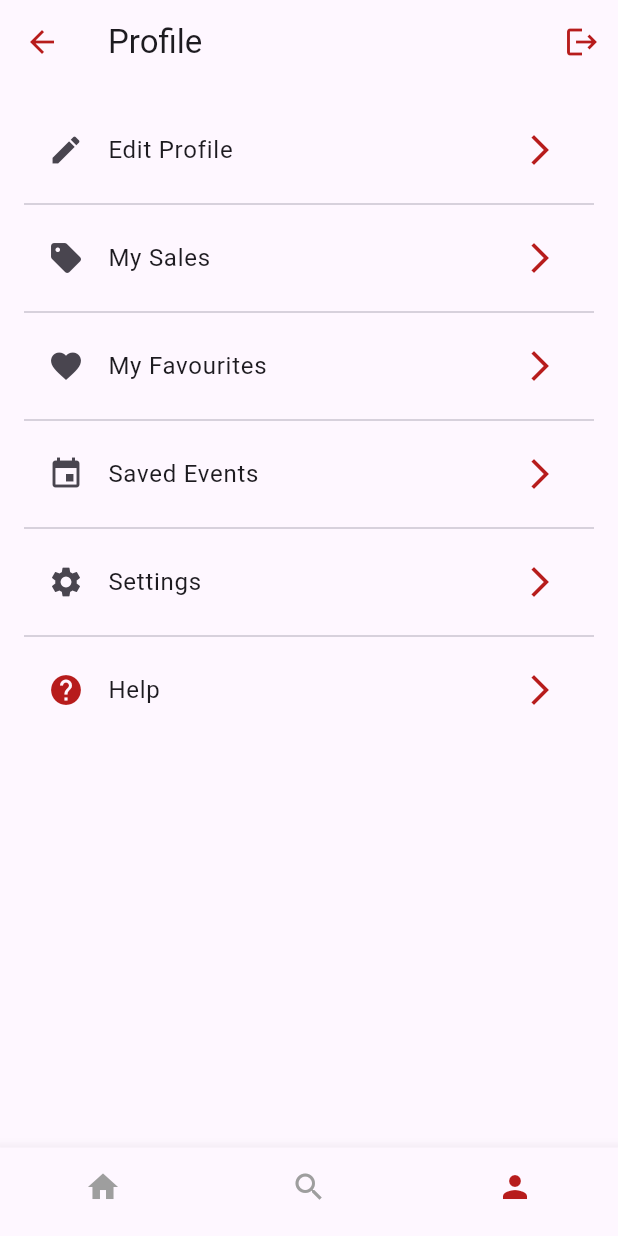
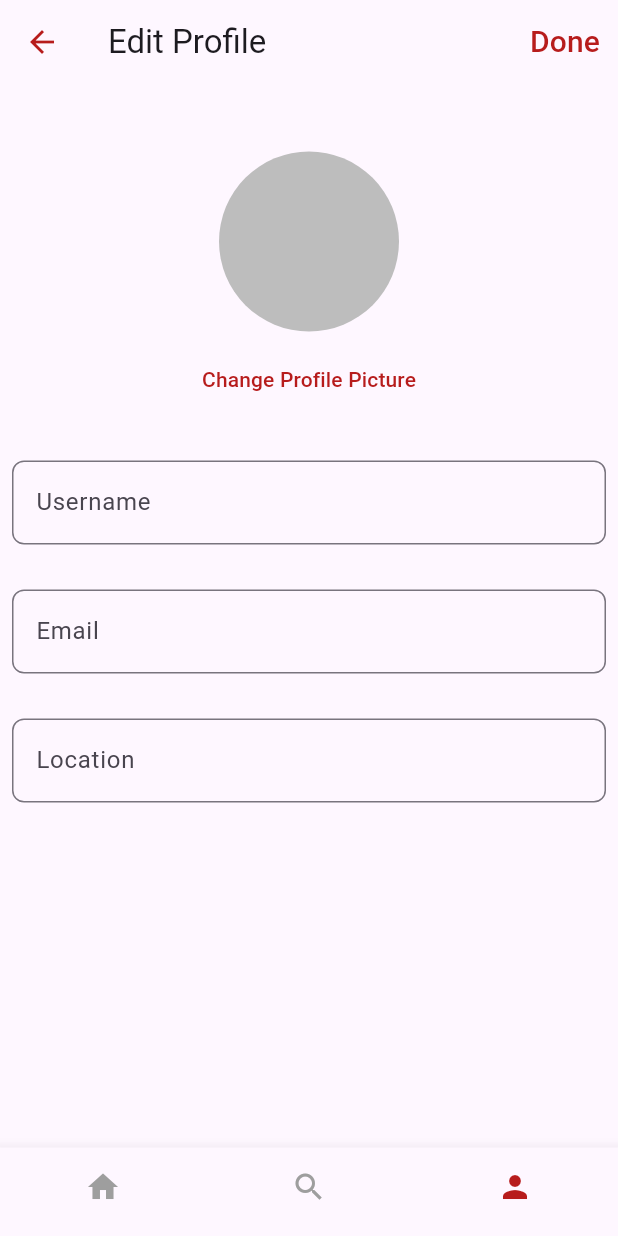
Before and after one commit to Erdal-Tanirkut/OUABootcampFlutter11, a Flutter app: the ExplorePage screen opened directly, item 3 of the bottom bar chosen, after a tap on the "menu" icon, after a tap on "Edit Profile", on a phone screen of 412 x 824 dp. Run offline on Flutter 3.47's test engine with Material 3 defaults, Android fonts, the phone set to English and light mode, and no system bars; our stand-ins replace carousel_slider, cloud_firestore, firebase_auth, firebase_core, firebase_storage, image_picker and 1 more; accounts and stored records are empty.

Commit message:
profile edit issues are handeled

```diff
--- a/lib/views/detail/detail_view.dart
+++ b/lib/views/detail/detail_view.dart
@@ -103,6 +103,7 @@
           userData.savedPostIds.add(widget.post.postId);
         }
         await FirebaseDao().updateUserData(userData);
+
         setState(() {
           isFavorite = !isFavorite;
         });
--- a/lib/views/profile/profile_viewmodel.dart
+++ b/lib/views/profile/profile_viewmodel.dart
@@ -13,28 +13,32 @@
 
   final FirebaseDao _firebaseDao = FirebaseDao();
 
-  Future<void> fetchUserProfile() async {
+  void fetchUserProfile() {
     User? user = FirebaseAuth.instance.currentUser;
     if (user != null) {
-      // Kullanıcı bilgilerini getir
-      DocumentSnapshot userDoc = await FirebaseFirestore.instance
+      FirebaseFirestore.instance
           .collection('users')
           .doc(user.uid)
-          .get();
-      Map<String, dynamic> userData =
-          userDoc.data() as Map<String, dynamic> ?? {};
-      _state.userName = userData.containsKey('username')
-          ? userData['username'] as String
-          : '';
-      _state.bio = userData.containsKey('bio') ? userData['bio'] as String : '';
-      notifyListeners();
+          .snapshots()
+          .listen((userDoc) {
+        Map<String, dynamic> userData =
+            userDoc.data() as Map<String, dynamic>? ?? {};
+        _state.userName = userData.containsKey('username')
+            ? userData['username'] as String
+            : '';
+        _state.bio =
+        userData.containsKey('bio') ? userData['bio'] as String : '';
+        _state.photoUrl = userData.containsKey('photoUrl')
+            ? userData['photoUrl'] as String
+            : '';
+        notifyListeners();
+      });
 
       // Kullanıcının gönderilerini getir
       _firebaseDao.readUserPosts(user.uid).listen((userPosts) {
         _state.userPosts = userPosts;
         _state.worksCount = userPosts.length;
         notifyListeners();
-        print(userPosts);
       });
     }
   }
--- /dev/null
+++ b/lib/views/profile_edit/profile_edit_state.dart
@@ -0,0 +1,13 @@
+class ProfileEditState {
+  String userName;
+  String email;
+  String location;
+  String photoUrl;
+
+  ProfileEditState({
+    this.userName = '',
+    this.email = '',
+    this.location = '',
+    this.photoUrl = '',
+  });
+}
--- /dev/null
+++ b/lib/views/profile_edit/profile_edit_view.dart
@@ -0,0 +1,109 @@
+import 'package:flutter/material.dart';
+import 'package:provider/provider.dart';
+import 'profile_edit_viewmodel.dart';
+import 'package:image_picker/image_picker.dart';
+import '../../core/constants/bottom_navigation_bar.dart';
+
+class ProfileEditPage extends StatefulWidget {
+  const ProfileEditPage({super.key});
+
+
+  @override
+  _ProfileEditPageState createState() => _ProfileEditPageState();
+}
+
+class _ProfileEditPageState extends State<ProfileEditPage> {
+  Map<String, dynamic> updatedFields = {};
+  final ImagePicker _picker = ImagePicker();
+
+  Future<void> _changeProfilePicture(ProfileEditViewModel viewModel) async {
+    final pickedFile = await _picker.pickImage(source: ImageSource.gallery);
+    if (pickedFile != null) {
+      viewModel.updatePhotoUrl(pickedFile.path);
+    }
+  }
+
+  @override
+  Widget build(BuildContext context) {
+    return Scaffold(
+      appBar: AppBar(
+        leading: IconButton(
+          icon: const Icon(Icons.arrow_back, color: Color(0xFFB71C1C)),
+          onPressed: () => Navigator.of(context).pop(),
+        ),
+        title: const Text('Edit Profile'),
+        actions: [
+          TextButton(
+            onPressed: () {
+              Provider.of<ProfileEditViewModel>(context, listen: false)
+                  .updateUserData();
+              Navigator.of(context).pop();
+            },
+            child: const Text('Done',
+                style: TextStyle(color: Color(0xFFB71C1C), fontSize: 20)),
+          )
+        ],
+        centerTitle: false,
+      ),
+      body: Consumer<ProfileEditViewModel>(
+        builder: (context, viewModel, child) => ListView(
+          padding: const EdgeInsets.all(8),
+          children: <Widget>[
+            Text(viewModel.state.userName,
+                style: const TextStyle(
+                  fontSize: 20,
+                  fontWeight: FontWeight.bold,
+                ),
+                textAlign: TextAlign.center),
+            const SizedBox(height: 8),
+            GestureDetector(
+              onTap: () => _changeProfilePicture(viewModel),
+              child: CircleAvatar(
+                radius: 60,
+                backgroundColor: Colors.grey.shade400,
+                backgroundImage: viewModel.state.photoUrl.isNotEmpty
+                    ? NetworkImage(viewModel.state.photoUrl) as ImageProvider
+                    : null,
+              ),
+            ),
+            const SizedBox(height: 8),
+            Center(
+                child: TextButton(
+                    onPressed: () => _changeProfilePicture(viewModel),
+                    child: const Text(
+                      "Change Profile Picture",
+                      style: TextStyle(color: Color(0xFFB71C1C)),
+                    ))),
+            const SizedBox(height: 30),
+            _buildTextField(viewModel.state.userName, 'Username',
+                onChanged: viewModel.updateUsername),
+            const SizedBox(height: 30),
+            _buildTextField(viewModel.state.email, 'Email',
+                onChanged: viewModel.updateEmail),
+            const SizedBox(height: 30),
+            _buildTextField(viewModel.state.location, 'Location',
+                onChanged: (value) => viewModel.state.location = value),
+          ],
+        ),
+      ),
+      bottomNavigationBar: CustomBottomNavigationBar(
+        currentIndex: 2,
+      ),
+    );
+  }
+
+  Widget _buildTextField(String initialValue, String labelText,
+      {required Function(String) onChanged, int maxLines = 1}) {
+    return TextFormField(
+      initialValue: initialValue,
+      maxLines: maxLines,
+      decoration: InputDecoration(
+        border: OutlineInputBorder(
+          borderRadius: BorderRadius.circular(8),
+        ),
+        labelText: labelText,
+      ),
+      onChanged: onChanged,
+    );
+  }
+}
--- /dev/null
+++ b/lib/views/profile_edit/profile_edit_viewmodel.dart
@@ -0,0 +1,89 @@
+import 'dart:io';
+import 'package:flutter/material.dart';
+import '../../models/image.dart';
+import 'profile_edit_state.dart';
+import 'package:firebase_auth/firebase_auth.dart';
+import 'package:cloud_firestore/cloud_firestore.dart';
+import 'package:firebase_storage/firebase_storage.dart';
+
+class ProfileEditViewModel extends ChangeNotifier {
+  final ProfileEditState _state = ProfileEditState();
+  ProfileEditState get state => _state;
+
+  void fetchUserData() async {
+    User? user = FirebaseAuth.instance.currentUser;
+    if (user != null) {
+      var userDoc = await FirebaseFirestore.instance
+          .collection('users')
+          .doc(user.uid)
+          .get();
+      _state.userName = userDoc.data()?['username'] ?? '';
+      _state.email = userDoc.data()?['email'] ?? '';
+      _state.location = userDoc.data()?['location'] ?? '';
+      _state.photoUrl = userDoc.data()?['photoUrl'] ?? '';
+      notifyListeners();
+    }
+  }
+
+  Future<void> updateUserData() async {
+    User? user = FirebaseAuth.instance.currentUser;
+    if (user != null) {
+      Map<String, dynamic> updatedFields = {};
+
+      if (_state.userName.isNotEmpty) updatedFields['username'] = _state.userName;
+      if (_state.email.isNotEmpty) updatedFields['email'] = _state.email;
+      if (_state.location.isNotEmpty) updatedFields['location'] = _state.location;
+      if (_state.photoUrl.isNotEmpty) updatedFields['photoUrl'] = _state.photoUrl;
+
+      await FirebaseFirestore.instance
+          .collection('users')
+          .doc(user.uid)
+          .update(updatedFields);
+      if (!disposed) {
+        notifyListeners();
+      }
+    }
+  }
+
+  bool disposed = false;
+
+  @override
+  void dispose() {
+    disposed = true;
+    super.dispose();
+  }
+
+  void updateUsername(String userName) {
+    _state.userName = userName;
+    notifyListeners();
+  }
+
+  void updateEmail(String email) {
+    _state.email = email;
+    notifyListeners();
+  }
+
+  void updateLocation(String location) {
+    _state.location = location;
+    notifyListeners();
+  }
+
+  void updatePhotoUrl(String filePath) async {
+    User? user = FirebaseAuth.instance.currentUser;
+    File file = File(filePath);
+    try {
+      var snapshot = await FirebaseStorage.instance
+          .ref('profile_images/${user!.uid}')
+          .putFile(file);
+      var downloadUrl = await snapshot.ref.getDownloadURL();
+      _state.photoUrl = downloadUrl;
+      await FirebaseFirestore.instance
+          .collection('users')
+          .doc(user.uid)
+          .update({'photoUrl': downloadUrl});
+      notifyListeners();
+    } catch (e) {
+      print(e);
+    }
+  }
+}
--- a/lib/views/profile_non_public/profile_non_public_view.dart
+++ b/lib/views/profile_non_public/profile_non_public_view.dart
@@ -1,15 +1,15 @@
 import 'package:flutter/material.dart';
-import 'package:muse/firebase_dao.dart';
-import 'package:muse/views/my_works/my_works_view.dart';
-import 'package:muse/views/profile_non_public/profile_non_puclic_viewmodel.dart';
-import '../profile/profile_viewmodel.dart';
 import 'package:muse/views/profile/profile_view.dart';
+import 'package:muse/views/profile_edit/profile_edit_view.dart';
 import 'package:provider/provider.dart';
 import '../../core/constants/bottom_navigation_bar.dart';
-/* import '../profile_edit/profile_edit_viewmodel.dart';
-import '../profile_edit/profile_edit_view.dart';
-import 'profile_non_public_viewmodel.dart';
-*/
+import '../profile/profile_viewmodel.dart';
+import '../profile_edit/profile_edit_viewmodel.dart';
+import '../sign_in/sign_in_view.dart';
+import '../sign_in/sign_in_viewmodel.dart';
+import 'profile_non_puclic_viewmodel.dart';
+import '../../firebase_dao.dart';
+import '../my_works/my_works_view.dart';
 
 class ProfileNonPublicPage extends StatefulWidget {
   const ProfileNonPublicPage({super.key});
@@ -43,7 +43,15 @@ class _ProfileNonPublicPageState extends State<ProfileNonPublicPage> {
               icon: const Icon(Icons.logout, color: Color(0xFFB71C1C)),
               onPressed: () {
                 FirebaseDao().signOutUser();
-
+                Navigator.push(
+                  context,
+                  MaterialPageRoute(
+                    builder: (context) => ChangeNotifierProvider(
+                      create: (context) => SignInViewModel(),
+                      child: SignInView(),
+                    ),
+                  ),
+                );
               },
             ),
           ],
@@ -52,7 +60,7 @@ class _ProfileNonPublicPageState extends State<ProfileNonPublicPage> {
           builder: (context, model, child) {
             return ListView.separated(
               padding: const EdgeInsets.all(16.0),
-              itemCount: 6,
+              itemCount: 5,
               itemBuilder: (context, index) {
                 return _buildListTile(index);
               },
@@ -73,14 +81,13 @@ class _ProfileNonPublicPageState extends State<ProfileNonPublicPage> {
         leading: const Icon(Icons.edit),
         title: const Text('Edit Profile'),
         trailing: const Icon(Icons.arrow_forward_ios, color: Color(0xFFB71C1C)),
-        onTap: () {/*
-          // Navigate to Edit Profile page
+        onTap: () {
           Navigator.of(context).push(MaterialPageRoute(
             builder: (context) => ChangeNotifierProvider(
               create: (context) => ProfileEditViewModel(),
               child: ProfileEditPage(),
             ),
-          ));*/
+          ));
         },
       ),
       ListTile(
@@ -88,7 +95,7 @@ class _ProfileNonPublicPageState extends State<ProfileNonPublicPage> {
         title: const Text('My Sales'),
         trailing: const Icon(Icons.arrow_forward_ios, color: Color(0xFFB71C1C)),
         onTap: () {
-          //Navigate to My Sales
+          // Navigate to My Sales
         },
       ),
       ListTile(
@@ -96,19 +103,10 @@ class _ProfileNonPublicPageState extends State<ProfileNonPublicPage> {
         title: const Text('My Favourites'),
         trailing: const Icon(Icons.arrow_forward_ios, color: Color(0xFFB71C1C)),
         onTap: () {
-          Navigator.push(
-            context,
-            MaterialPageRoute(
-                builder: (context) => MyWorksPage()),
-          );
-        },
-      ),
-      ListTile(
-        leading: const Icon(Icons.event),
-        title: const Text('Saved Events'),
-        trailing: const Icon(Icons.arrow_forward_ios, color: Color(0xFFB71C1C)),
-        onTap: () {
-          // Navigate to Saved Events page
+          // Navigate to My Favourites
+          Navigator.of(context).push(MaterialPageRoute(
+            builder: (context) =>  MyWorksPage(),
+          ));
         },
       ),
       ListTile(
@@ -116,15 +114,24 @@ class _ProfileNonPublicPageState extends State<ProfileNonPublicPage> {
         title: const Text('Settings'),
         trailing: const Icon(Icons.arrow_forward_ios, color: Color(0xFFB71C1C)),
         onTap: () {
-          // Navigate to Settings page
+          // Navigate to Settings
         },
       ),
       ListTile(
-        leading: const Icon(Icons.help, color: Color(0xFFB71C1C)),
-        title: const Text('Help'),
+        leading: const Icon(Icons.logout),
+        title: const Text('Log Out'),
         trailing: const Icon(Icons.arrow_forward_ios, color: Color(0xFFB71C1C)),
         onTap: () {
-          // Navigate to Help page
+          FirebaseDao().signOutUser();
+          Navigator.push(
+            context,
+            MaterialPageRoute(
+              builder: (context) => ChangeNotifierProvider(
+                create: (context) => SignInViewModel(),
+                child: SignInView(),
+              ),
+            ),
+          );
         },
       ),
     ];
```
Also changed, not shown: lib/views/detail/detail_viewmodel.dart (line endings or trailing spaces).
